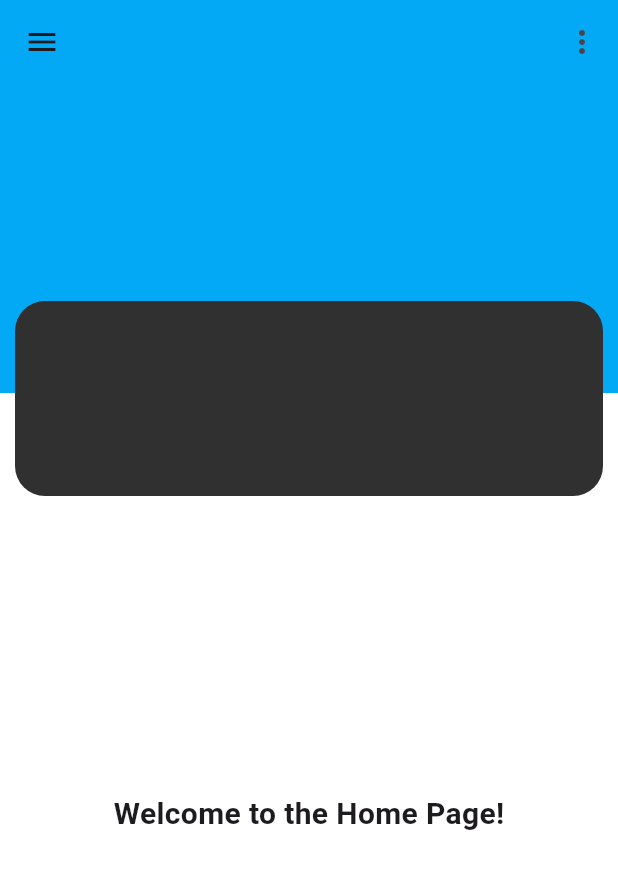
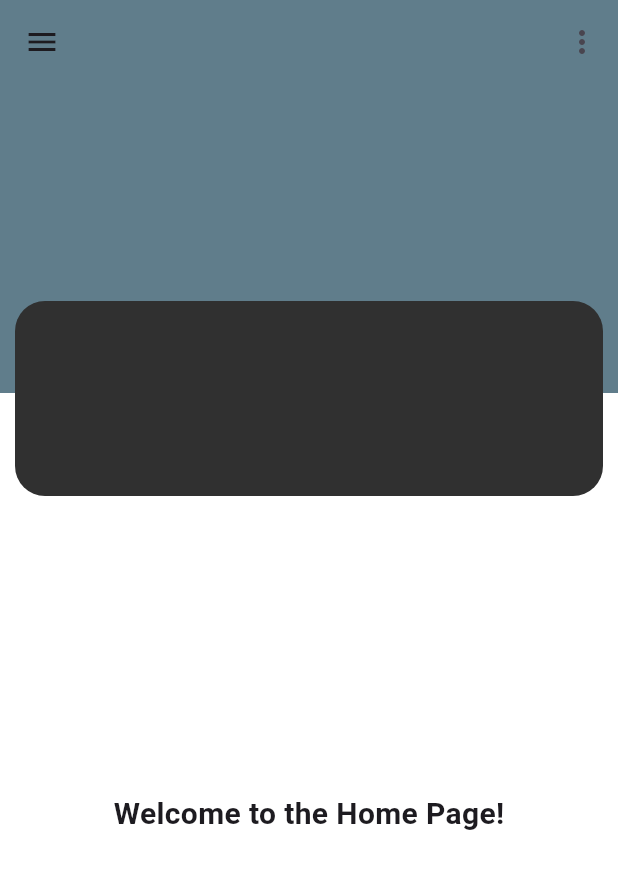
Before and after one commit to mohammedishtaiwi/gradproj2, a Flutter app: the HomePage screen opened by its route, on a phone screen of 412 x 824 dp. Shown: the top 869 px of the screen. Run offline on Flutter 3.47's test engine with Material 3 defaults, Android fonts, the phone set to English and light mode, and no system bars; our stand-ins replace cloud_firestore, firebase_auth, firebase_core; missing offline and left inert: dialog_flowtter; accounts and stored records are empty; project files that could hold a hidden picture were left out.

```diff
--- a/lib/helpers/home_page_helpers.dart
+++ b/lib/helpers/home_page_helpers.dart
@@ -5,7 +5,7 @@ import 'package:gradproj2/pages/tickets.dart';
 
 Widget buildBlueSection(BuildContext context) {
   return Container(
-    color: Colors.lightBlue,
+    color: Colors.blueGrey,
     height: MediaQuery.of(context).size.height / 4,
     child: const Center(
       child: Text(
--- a/lib/pages/home_page.dart
+++ b/lib/pages/home_page.dart
@@ -16,7 +16,7 @@ class HomePage extends StatelessWidget {
     return Scaffold(
       key: _scaffoldKey,
       appBar: AppBar(
-        backgroundColor: Colors.lightBlue,
+        backgroundColor: Colors.blueGrey,
         automaticallyImplyLeading: false,
         leading: IconButton(
           icon: const Icon(Icons.menu),
```
Also changed, not shown: assets/dialog_flow_auth.json (+2 -2 lines), pubspec.lock, 1 other file.
